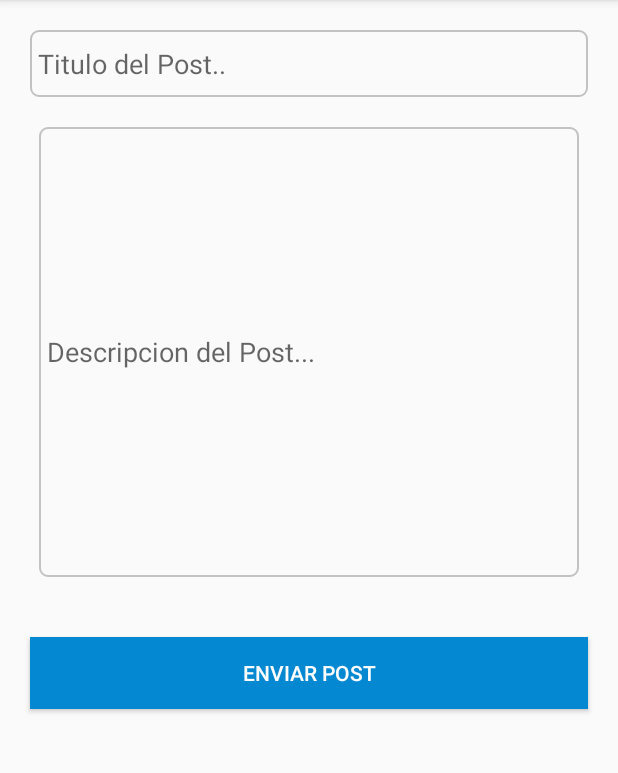
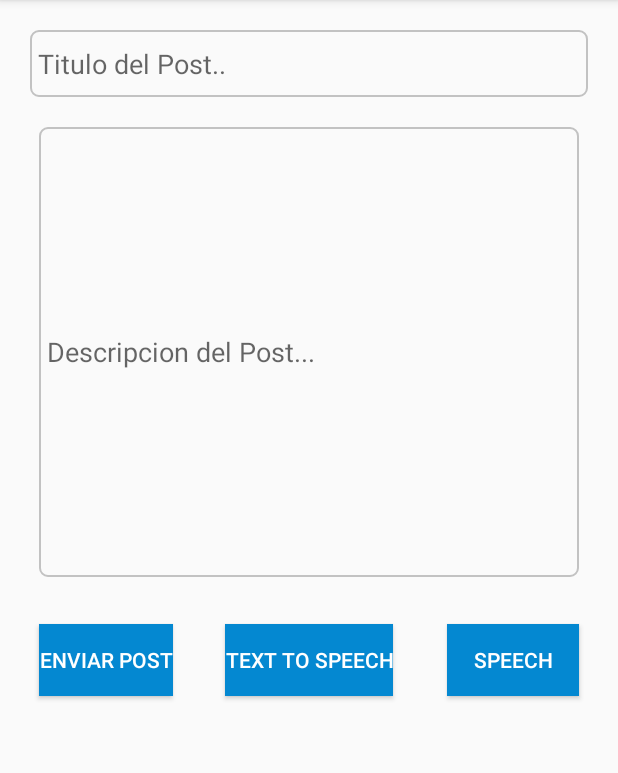
Before and after one commit to blackbrs/ChusonFinder, an Android app: the PostActivity screen opened directly, with no data from a screen before it, on a phone screen of 412 x 824 dp, the part 84-857 px from its top. Run offline under Robolectric (Android 15) with nearby library versions, the phone set to English and light mode, and no system bars; our stand-ins replace Firebase (no records; nobody signed in at launch, a user with empty details on screens opened directly).

Commit message:
Agregado Speech y txtToSpeech

```diff
--- a/app/src/main/java/grupo14/chusonfinder/PostActivity.java
+++ b/app/src/main/java/grupo14/chusonfinder/PostActivity.java
@@ -3,13 +3,20 @@ package grupo14.chusonfinder;
 import android.app.ProgressDialog;
 import android.content.Intent;
 import android.net.Uri;
+import android.speech.RecognizerIntent;
+import android.speech.tts.TextToSpeech;
 import android.support.v7.app.AppCompatActivity;
 import android.os.Bundle;
 import android.text.TextUtils;
+import android.util.Log;
 import android.view.View;
+import android.view.View.OnClickListener;
+import android.widget.ArrayAdapter;
 import android.widget.Button;
 import android.widget.EditText;
 import android.widget.ImageButton;
+import android.widget.TextView;
+import android.widget.Toast;
 
 import com.google.android.gms.tasks.OnSuccessListener;
 import com.google.firebase.database.DatabaseReference;
@@ -18,17 +25,20 @@ import com.google.firebase.storage.FirebaseStorage;
 import com.google.firebase.storage.StorageReference;
 import com.google.firebase.storage.UploadTask;
 
-public class PostActivity extends AppCompatActivity {
+import java.util.ArrayList;
+import java.util.Locale;
 
-    private ImageButton mSelectedImage;
-    private static final int GALLERY_REQUEST=1;
+public class PostActivity extends AppCompatActivity implements OnClickListener {
+
     private EditText mPostTitle;
     private EditText mPostDesc;
     private Button mSubmitBtn;
-    private Uri mImageUri=null;
     private StorageReference mStorage;
     private ProgressDialog mProgress;
     private DatabaseReference mDatabase;
+    private Button btnSpeech, btnTxtspch;
+    private TextToSpeech tts;
+    int check = 1111;
 
 
     @Override
@@ -48,7 +58,25 @@ public class PostActivity extends AppCompatActivity {
                 startPosting();
             }
         });
+        btnSpeech = (Button)  findViewById(R.id.spchBtn);
+        btnTxtspch = (Button) findViewById(R.id.txtspchBtn);
+        tts = new TextToSpeech(this,OnInit);
+        btnSpeech.setOnClickListener(this);
+        btnTxtspch.setOnClickListener(this);
     }
+
+    TextToSpeech.OnInitListener OnInit = new TextToSpeech.OnInitListener() {
+        @Override
+        public void onInit(int status) {
+            if (TextToSpeech.SUCCESS==status){
+                tts.setLanguage(new Locale("spa","ESP"));
+            }
+            else
+            {
+                Toast.makeText(getApplicationContext(), "TTS no disponible",Toast.LENGTH_SHORT).show();
+            }
+        }
+    };
 
     private void startPosting() {
         mProgress.setMessage("Chuzoneando :v...");
@@ -64,17 +92,32 @@ public class PostActivity extends AppCompatActivity {
 
     }
 
+    @Override
+    protected void onActivityResult(int requestCode, int resultCode, Intent data) {
+        if (requestCode==check && resultCode==RESULT_OK){
+            ArrayList<String> results = data.getStringArrayListExtra(RecognizerIntent.EXTRA_RESULTS);
+            String voz = results.get(0).toString();
+            mPostDesc.setText(voz);
+        }
+        super.onActivityResult(requestCode, resultCode, data);
+    }
 
     @Override
-    protected void onActivityResult(int requestCode, int resultCode, Intent data) {
-        super.onActivityResult(requestCode, resultCode, data);
+    public void onClick(View v) {
+        if (v.getId() == R.id.spchBtn) {
+            Intent i = new Intent(RecognizerIntent.ACTION_RECOGNIZE_SPEECH);
+            i.putExtra(RecognizerIntent.EXTRA_LANGUAGE_MODEL,RecognizerIntent.LANGUAGE_MODEL_FREE_FORM);
+            i.putExtra(RecognizerIntent.EXTRA_PROMPT, "Hable ahora ");
+            startActivityForResult(i, check);
+        }
+        if (v.getId()==R.id.txtspchBtn){
+            tts.speak(mPostDesc.getText().toString(), TextToSpeech.QUEUE_ADD, null);
+        }
+    }
 
-        if(requestCode==GALLERY_REQUEST && resultCode==RESULT_OK){
-
-            mImageUri = data.getData();
-            mSelectedImage.setImageURI(mImageUri);
-
+    public void onDestroy(){
+        tts.shutdown();
+        super.onDestroy();
     }
 
 }
-}
--- a/app/src/main/res/layout/activity_post.xml
+++ b/app/src/main/res/layout/activity_post.xml
@@ -37,13 +37,36 @@
 
     <Button
         android:id="@+id/submitBtn"
-        android:layout_width="383dp"
+        android:layout_width="wrap_content"
         android:layout_height="wrap_content"
+        android:layout_alignStart="@+id/descField"
         android:layout_below="@+id/descField"
-        android:layout_marginLeft="20dp"
-        android:layout_marginRight="20dp"
-        android:layout_marginTop="40dp"
+        android:layout_marginTop="31dp"
         android:background="@color/colorPrimary"
         android:text="Enviar Post"
         android:textColor="@color/cardview_light_background" />
+
+    <Button
+        android:id="@+id/txtspchBtn"
+        android:layout_width="wrap_content"
+        android:layout_height="wrap_content"
+        android:layout_alignBaseline="@+id/spchBtn"
+        android:layout_alignBottom="@+id/spchBtn"
+        android:layout_centerHorizontal="true"
+        android:background="@color/colorPrimary"
+        android:text="Text to speech"
+        android:textColor="@color/cardview_light_background" />
+
+    <Button
+        android:id="@+id/spchBtn"
+        android:layout_width="wrap_content"
+        android:layout_height="wrap_content"
+        android:layout_alignBaseline="@+id/submitBtn"
+        android:layout_alignBottom="@+id/submitBtn"
+        android:layout_alignEnd="@+id/descField"
+        android:background="@color/colorPrimary"
+        android:text="Speech"
+        android:textColor="@color/cardview_light_background" />
+
+
 </RelativeLayout>
```
Lines whose indentation alone changed are shown as unchanged.
